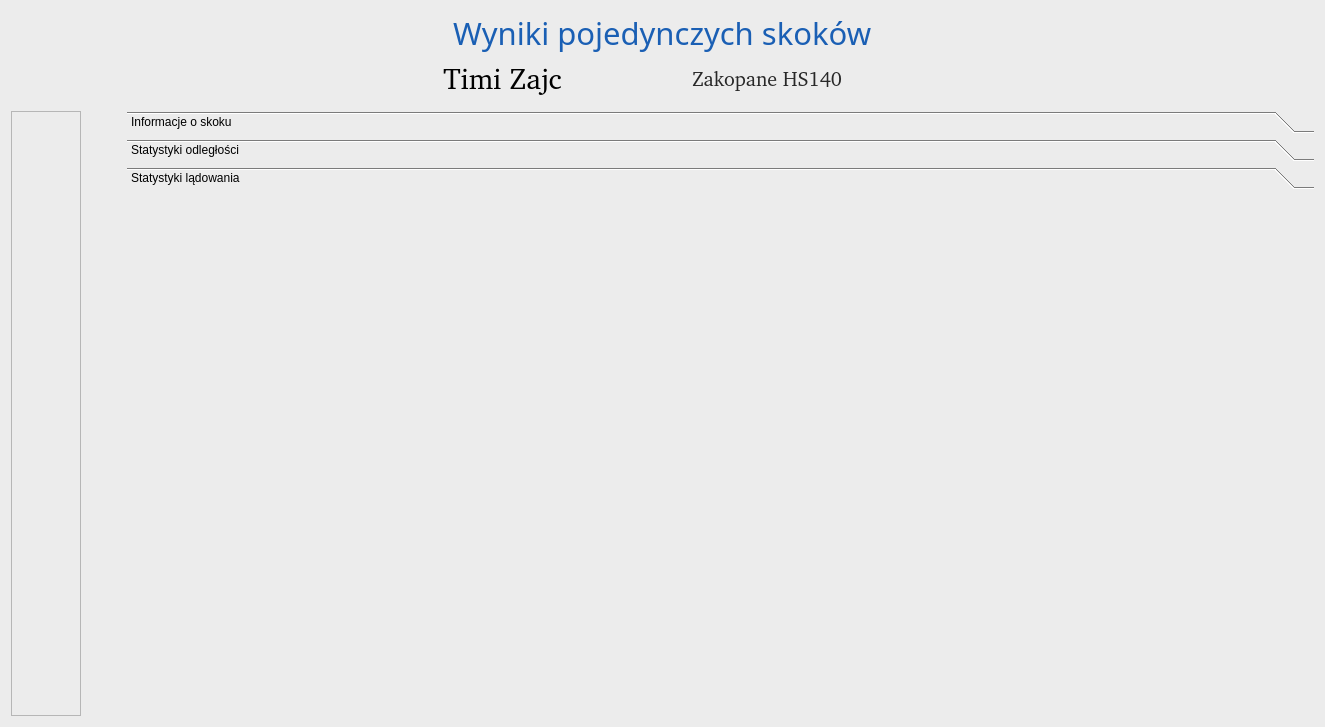
This is UI/SingleJumps/SingleJumpsResultsWindow.ui in SiekamCebule/sj-sim as Qt 5 draws it before an edit. The edited form follows.
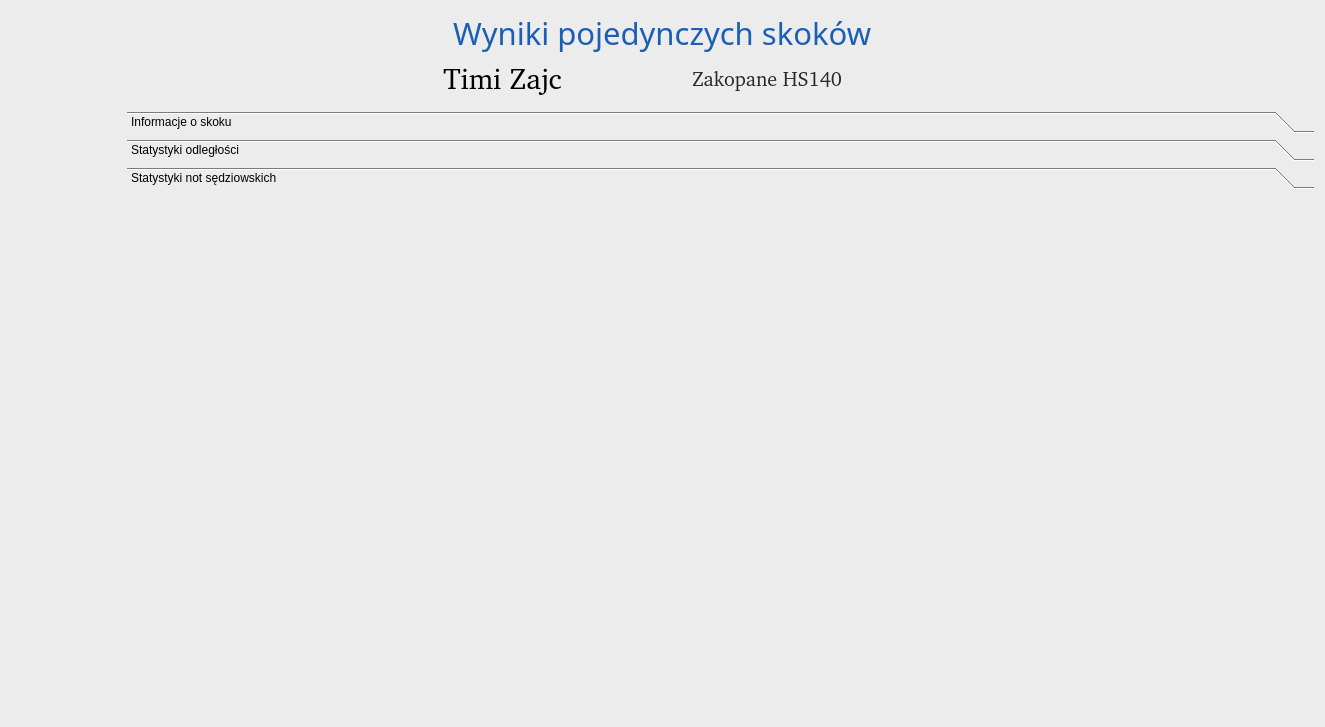
This is the edited form. The open tabs and pages were chosen to show the change.

Commit message: Wykres rozkładu not sędziowskich zawodnika (tryb pojedyncze skoki)

Patch:
```diff
--- a/UI/SingleJumps/SingleJumpsResultsWindow.ui
+++ b/UI/SingleJumps/SingleJumpsResultsWindow.ui
@@ -229,7 +229,15 @@
         </sizepolicy>
        </property>
        <property name="styleSheet">
-        <string notr="true">QScrollArea{ background: transparent; } QScrollBar::handle{ border: 2px solid rgb(101, 23, 23); background-color: rgb(255, 229, 190); height: 10px; width: 5px; }</string>
+        <string notr="true">QScrollArea{
+background: transparent;
+}
+QScrollBar::handle{
+border: 2px solid rgb(101, 23, 23);
+background-color: rgb(255, 229, 190);
+height: 10px;
+width: 5px;
+}</string>
        </property>
        <property name="widgetResizable">
         <bool>true</bool>
@@ -329,7 +337,7 @@
          </rect>
         </property>
         <attribute name="label">
-         <string>Statystyki lądowania</string>
+         <string>Statystyki not sędziowskich</string>
         </attribute>
        </widget>
       </widget>
```
Left out of the diff: 17 changed lines with no effect on the pictures. The commit also changes 5 other files.
